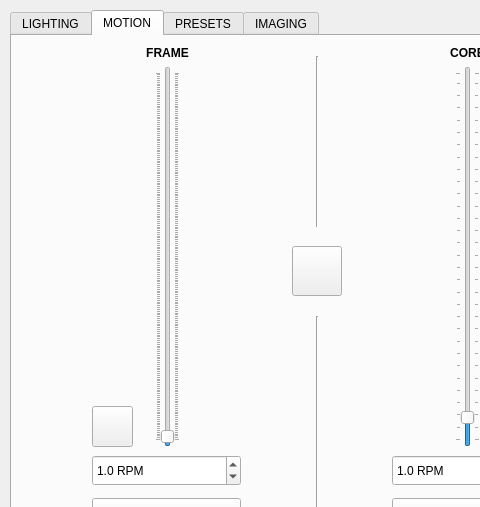
Above: _ui/Clinostat.ui from CoCl-Jerry/SciSpin_Max_Dev before the change; both pictures show x 0 to 480 and y 0 to 507 of the 1024 by 600 pixel window. Below: the same form after it.
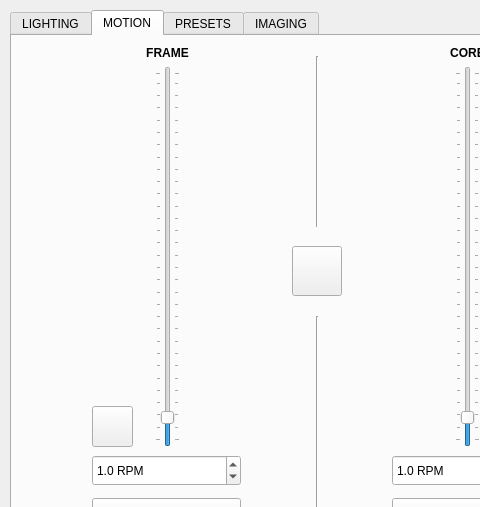
That is the form after the change. Icons and pictures are not drawn.

Diff of the .ui file:
```diff
--- a/_ui/Clinostat.ui
+++ b/_ui/Clinostat.ui
@@ -601,7 +601,7 @@
           <number>1</number>
          </property>
          <property name="maximum">
-          <number>1000</number>
+          <number>150</number>
          </property>
          <property name="singleStep">
           <number>5</number>
```
Left out of the diff: 4 changed lines with no effect on the pictures.
